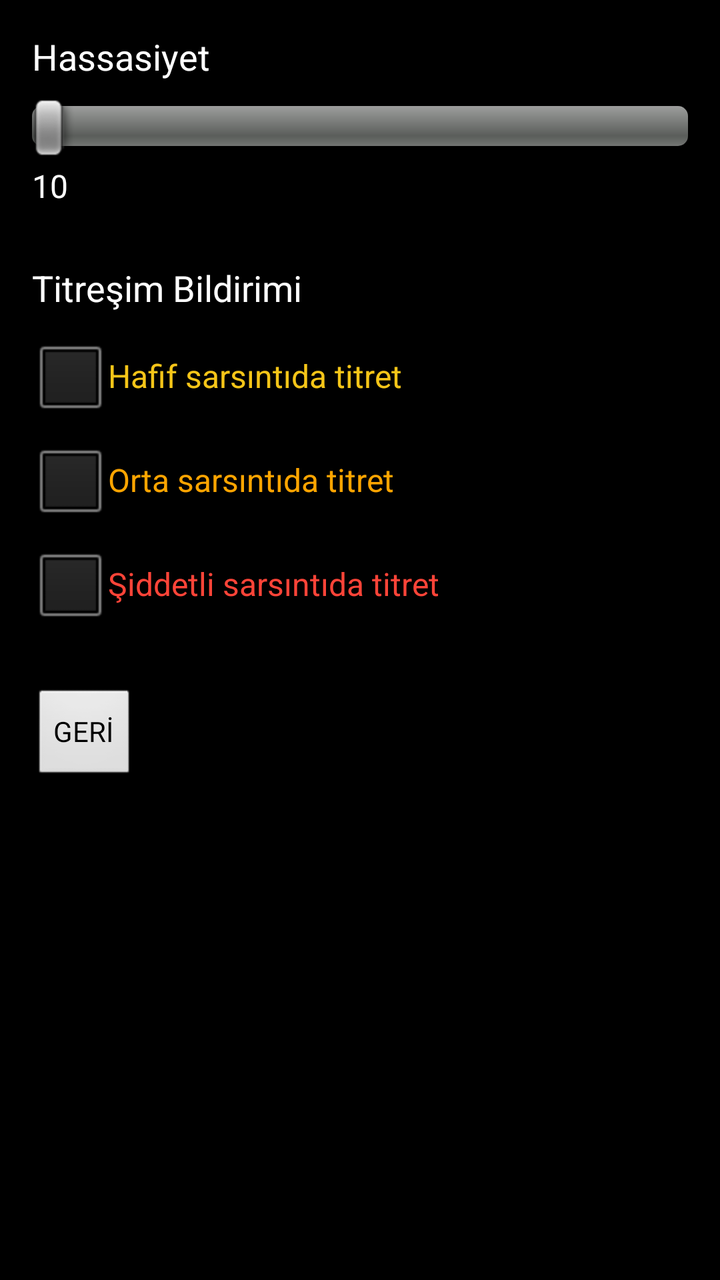
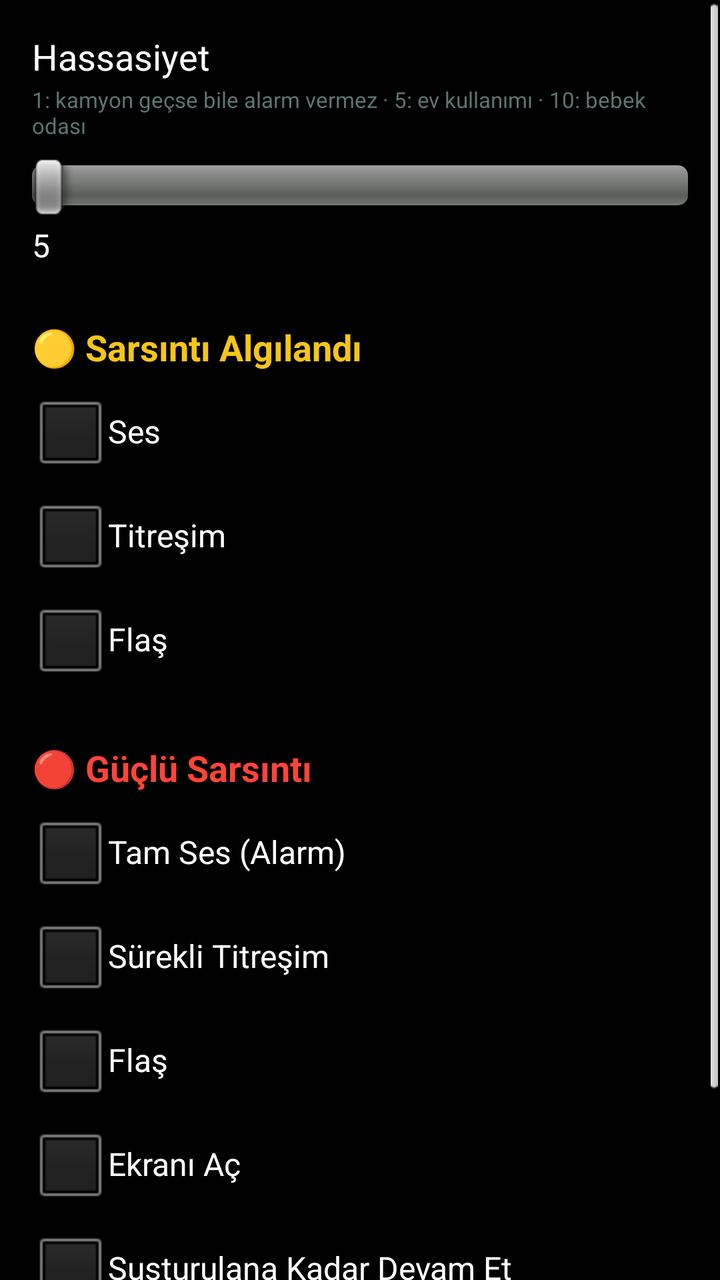

Before-and-after screenshots of an Android layout around one commit, followed by the original layout XML and the change that was made.
<!-- AndroidManifest.xml: application theme android:Theme.Black.NoTitleBar -->
<!-- res/layout/activity_settings.xml -->
<?xml version="1.0" encoding="utf-8"?>
<LinearLayout xmlns:android="http://schemas.android.com/apk/res/android"
    android:layout_width="match_parent"
    android:layout_height="match_parent"
    android:orientation="vertical"
    android:padding="16dp"
    android:background="#05070707">

    <TextView
        android:layout_width="wrap_content"
        android:layout_height="wrap_content"
        android:text="Hassasiyet"
        android:textColor="#FFFFFF"
        android:textSize="18sp"/>

    <SeekBar
        android:id="@+id/seekSensitivity"
        android:layout_width="match_parent"
        android:layout_height="wrap_content"
        android:layout_marginTop="8dp"/>

    <TextView
        android:id="@+id/tvSensitivityValue"
        android:layout_width="wrap_content"
        android:layout_height="wrap_content"
        android:text="10"
        android:textColor="#FFFFFF"
        android:textSize="16sp"
        android:layout_marginTop="4dp"/>

    <TextView
        android:layout_width="wrap_content"
        android:layout_height="wrap_content"
        android:text="Titreşim Bildirimi"
        android:textColor="#FFFFFF"
        android:textSize="18sp"
        android:layout_marginTop="28dp"/>

    <CheckBox
        android:id="@+id/cbYellowVib"
        android:layout_width="wrap_content"
        android:layout_height="wrap_content"
        android:text="Hafif sarsıntıda titret"
        android:textColor="#F5C518"
        android:layout_marginTop="8dp"/>

    <CheckBox
        android:id="@+id/cbOrangeVib"
        android:layout_width="wrap_content"
        android:layout_height="wrap_content"
        android:text="Orta sarsıntıda titret"
        android:textColor="#FFA500"
        android:layout_marginTop="4dp"/>

    <CheckBox
        android:id="@+id/cbRedVib"
        android:layout_width="wrap_content"
        android:layout_height="wrap_content"
        android:text="Şiddetli sarsıntıda titret"
        android:textColor="#FF4438"
        android:layout_marginTop="4dp"/>

    <Button
        android:id="@+id/btnBack"
        android:layout_width="wrap_content"
        android:layout_height="wrap_content"
        android:text="GERİ"
        android:layout_marginTop="28dp"/>

</LinearLayout>
<!-- resources referenced by this layout -->
<resources>

</resources>

<!-- the commit's change to res/layout/activity_settings.xml (unified diff, before → after) -->
@@ -1,70 +1,135 @@
 <?xml version="1.0" encoding="utf-8"?>
-<LinearLayout xmlns:android="http://schemas.android.com/apk/res/android"
+<ScrollView xmlns:android="http://schemas.android.com/apk/res/android"
     android:layout_width="match_parent"
     android:layout_height="match_parent"
-    android:orientation="vertical"
-    android:padding="16dp"
     android:background="#05070707">
 
-    <TextView
-        android:layout_width="wrap_content"
-        android:layout_height="wrap_content"
-        android:text="Hassasiyet"
-        android:textColor="#FFFFFF"
-        android:textSize="18sp"/>
-
-    <SeekBar
-        android:id="@+id/seekSensitivity"
+    <LinearLayout
         android:layout_width="match_parent"
         android:layout_height="wrap_content"
-        android:layout_marginTop="8dp"/>
+        android:orientation="vertical"
+        android:padding="16dp">
 
-    <TextView
-        android:id="@+id/tvSensitivityValue"
-        android:layout_width="wrap_content"
-        android:layout_height="wrap_content"
-        android:text="10"
-        android:textColor="#FFFFFF"
-        android:textSize="16sp"
-        android:layout_marginTop="4dp"/>
+        <TextView
+            android:layout_width="wrap_content"
+            android:layout_height="wrap_content"
+            android:text="Hassasiyet"
+            android:textColor="#FFFFFF"
+            android:textSize="18sp"/>
 
-    <TextView
-        android:layout_width="wrap_content"
-        android:layout_height="wrap_content"
-        android:text="Titreşim Bildirimi"
-        android:textColor="#FFFFFF"
-        android:textSize="18sp"
-        android:layout_marginTop="28dp"/>
+        <TextView
+            android:layout_width="wrap_content"
+            android:layout_height="wrap_content"
+            android:text="1: kamyon geçse bile alarm vermez · 5: ev kullanımı · 10: bebek odası"
+            android:textColor="#5E7472"
+            android:textSize="11sp"
+            android:layout_marginTop="2dp"/>
 
-    <CheckBox
-        android:id="@+id/cbYellowVib"
-        android:layout_width="wrap_content"
-        android:layout_height="wrap_content"
-        android:text="Hafif sarsıntıda titret"
-        android:textColor="#F5C518"
-        android:layout_marginTop="8dp"/>
+        <SeekBar
+            android:id="@+id/seekSensitivity"
+            android:layout_width="match_parent"
+            android:layout_height="wrap_content"
+            android:layout_marginTop="8dp"/>
 
-    <CheckBox
-        android:id="@+id/cbOrangeVib"
-        android:layout_width="wrap_content"
-        android:layout_height="wrap_content"
-        android:text="Orta sarsıntıda titret"
-        android:textColor="#FFA500"
-        android:layout_marginTop="4dp"/>
+        <TextView
+            android:id="@+id/tvSensitivityValue"
+            android:layout_width="wrap_content"
+            android:layout_height="wrap_content"
+            android:text="5"
+            android:textColor="#FFFFFF"
+            android:textSize="16sp"
+            android:layout_marginTop="4dp"/>
 
-    <CheckBox
-        android:id="@+id/cbRedVib"
-        android:layout_width="wrap_content"
-        android:layout_height="wrap_content"
-        android:text="Şiddetli sarsıntıda titret"
-        android:textColor="#FF4438"
-        android:layout_marginTop="4dp"/>
+        
+        <TextView
+            android:layout_width="wrap_content"
+            android:layout_height="wrap_content"
+            android:text="🟡 Sarsıntı Algılandı"
+            android:textColor="#F5C518"
+            android:textSize="18sp"
+            android:textStyle="bold"
+            android:layout_marginTop="28dp"/>
 
-    <Button
-        android:id="@+id/btnBack"
-        android:layout_width="wrap_content"
-        android:layout_height="wrap_content"
-        android:text="GERİ"
-        android:layout_marginTop="28dp"/>
+        <CheckBox
+            android:id="@+id/cbYellowSound"
+            android:layout_width="wrap_content"
+            android:layout_height="wrap_content"
+            android:text="Ses"
+            android:textColor="#FFFFFF"
+            android:layout_marginTop="6dp"/>
 
-</LinearLayout>
+        <CheckBox
+            android:id="@+id/cbYellowVib"
+            android:layout_width="wrap_content"
+            android:layout_height="wrap_content"
+            android:text="Titreşim"
+            android:textColor="#FFFFFF"
+            android:layout_marginTop="4dp"/>
+
+        <CheckBox
+            android:id="@+id/cbYellowFlash"
+            android:layout_width="wrap_content"
+            android:layout_height="wrap_content"
+            android:text="Flaş"
+            android:textColor="#FFFFFF"
+            android:layout_marginTop="4dp"/>
+
+        
+        <TextView
+            android:layout_width="wrap_content"
+            android:layout_height="wrap_content"
+            android:text="🔴 Güçlü Sarsıntı"
+            android:textColor="#FF4438"
+            android:textSize="18sp"
+            android:textStyle="bold"
+            android:layout_marginTop="28dp"/>
+
+        <CheckBox
+            android:id="@+id/cbRedSound"
+            android:layout_width="wrap_content"
+            android:layout_height="wrap_content"
+            android:text="Tam Ses (Alarm)"
+            android:textColor="#FFFFFF"
+            android:layout_marginTop="6dp"/>
+
+        <CheckBox
+            android:id="@+id/cbRedVib"
+            android:layout_width="wrap_content"
+            android:layout_height="wrap_content"
+            android:text="Sürekli Titreşim"
+            android:textColor="#FFFFFF"
+            android:layout_marginTop="4dp"/>
+
+        <CheckBox
+            android:id="@+id/cbRedFlash"
+            android:layout_width="wrap_content"
+            android:layout_height="wrap_content"
+            android:text="Flaş"
+            android:textColor="#FFFFFF"
+            android:layout_marginTop="4dp"/>
+
+        <CheckBox
+            android:id="@+id/cbRedWake"
+            android:layout_width="wrap_content"
+            android:layout_height="wrap_content"
+            android:text="Ekranı Aç"
+            android:textColor="#FFFFFF"
+            android:layout_marginTop="4dp"/>
+
+        <CheckBox
+            android:id="@+id/cbRedContinuous"
+            android:layout_width="wrap_content"
+            android:layout_height="wrap_content"
+            android:text="Susturulana Kadar Devam Et"
+            android:textColor="#FFFFFF"
+            android:layout_marginTop="4dp"/>
+
+        <Button
+            android:id="@+id/btnBack"
+            android:layout_width="wrap_content"
+            android:layout_height="wrap_content"
+            android:text="GERİ"
+            android:layout_marginTop="28dp"/>
+
+    </LinearLayout>
+</ScrollView>
